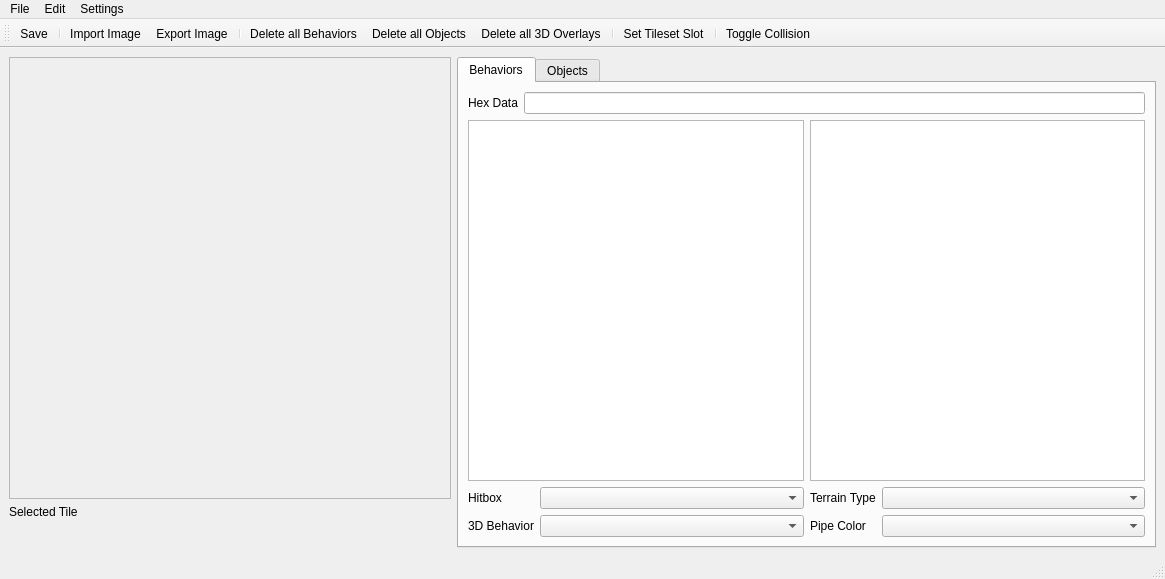
The window that tileseteditor/tileseteditorwindow.ui (ExplosBlue/CoinKiller) describes before a commit, drawn with Qt 5.
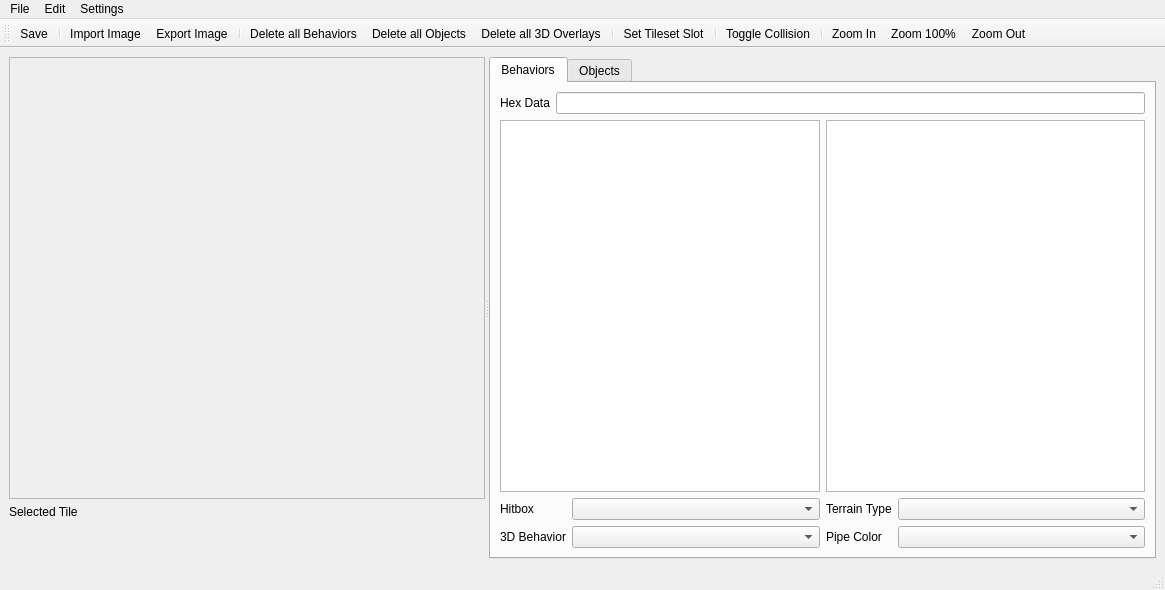
The same window after the commit.

Commit message: Add zoom and better hidpi support for tileset editor

The edit to the form file:
```diff
--- a/tileseteditor/tileseteditorwindow.ui
+++ b/tileseteditor/tileseteditorwindow.ui
@@ -16,10 +16,15 @@
   <widget class="QWidget" name="centralwidget">
    <layout class="QHBoxLayout" name="horizontalLayout_8">
     <item>
+     <widget class="QSplitter" name="mainSplitter">
+      <property name="childrenCollapsible">
+       <bool>false</bool>
+      </property>
+      <property name="orientation">
+       <enum>Qt::Orientation::Horizontal</enum>
+      </property>
+      <widget class="QWidget" name="sideBarWidget">
      <layout class="QVBoxLayout" name="sideBar">
-      <property name="sizeConstraint">
-       <enum>QLayout::SizeConstraint::SetFixedSize</enum>
-      </property>
       <property name="leftMargin">
        <number>0</number>
       </property>
@@ -35,9 +40,9 @@
       <item>
        <widget class="QScrollArea" name="tilesetPicker">
         <property name="sizePolicy">
-         <sizepolicy hsizetype="Fixed" vsizetype="Fixed">
-          <horstretch>0</horstretch>
-          <verstretch>0</verstretch>
+         <sizepolicy hsizetype="Expanding" vsizetype="Expanding">
+          <horstretch>1</horstretch>
+          <verstretch>1</verstretch>
          </sizepolicy>
         </property>
         <property name="minimumSize">
@@ -46,12 +51,6 @@
           <height>442</height>
          </size>
         </property>
-        <property name="maximumSize">
-         <size>
-          <width>442</width>
-          <height>442</height>
-         </size>
-        </property>
         <property name="widgetResizable">
          <bool>true</bool>
         </property>
@@ -85,6 +84,9 @@
         <property name="orientation">
          <enum>Qt::Orientation::Vertical</enum>
         </property>
+        <property name="sizeType">
+         <enum>QSizePolicy::Policy::Minimum</enum>
+        </property>
         <property name="sizeHint" stdset="0">
          <size>
           <width>20</width>
@@ -94,8 +96,7 @@
        </spacer>
       </item>
      </layout>
-    </item>
-    <item>
+      </widget>
      <widget class="QTabWidget" name="tabWidget">
       <property name="currentIndex">
        <number>0</number>
@@ -755,6 +756,7 @@
        </layout>
       </widget>
      </widget>
+     </widget>
     </item>
    </layout>
   </widget>
@@ -824,6 +826,10 @@
    <addaction name="actionSetTilesetSlot"/>
    <addaction name="separator"/>
    <addaction name="actionToggleCollision"/>
+   <addaction name="separator"/>
+   <addaction name="actionZoom_In"/>
+   <addaction name="actionZoom_100"/>
+   <addaction name="actionZoom_Out"/>
   </widget>
   <widget class="QStatusBar" name="statusBar"/>
   <action name="actionExportImage">
@@ -943,6 +949,39 @@
     <enum>QAction::MenuRole::NoRole</enum>
    </property>
   </action>
+  <action name="actionZoom_In">
+   <property name="text">
+    <string>Zoom In</string>
+   </property>
+   <property name="toolTip">
+    <string>Zoom In</string>
+   </property>
+   <property name="shortcut">
+    <string>Ctrl++</string>
+   </property>
+  </action>
+  <action name="actionZoom_Out">
+   <property name="text">
+    <string>Zoom Out</string>
+   </property>
+   <property name="toolTip">
+    <string>Zoom Out</string>
+   </property>
+   <property name="shortcut">
+    <string>Ctrl+-</string>
+   </property>
+  </action>
+  <action name="actionZoom_100">
+   <property name="text">
+    <string>Zoom 100%</string>
+   </property>
+   <property name="toolTip">
+    <string>Zoom 100%</string>
+   </property>
+   <property name="shortcut">
+    <string>Ctrl+0</string>
+   </property>
+  </action>
  </widget>
  <resources/>
  <connections/>
```
Lines whose indentation alone changed are shown as unchanged. The commit also changes 9 other files.
